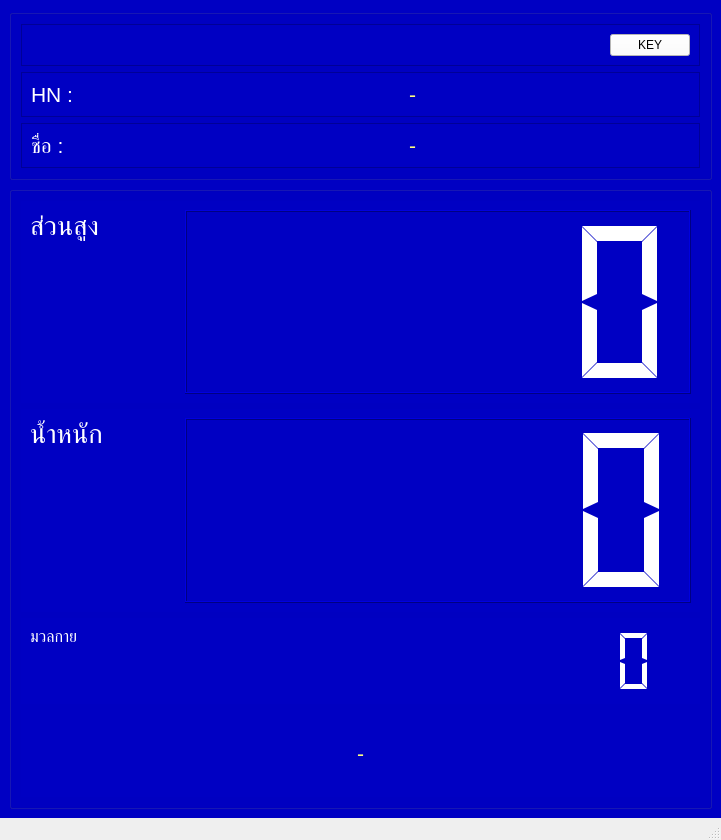
This is win_bmi.ui in tehnplk/win_bmi as Qt 5 draws it before an edit. The edited form follows.
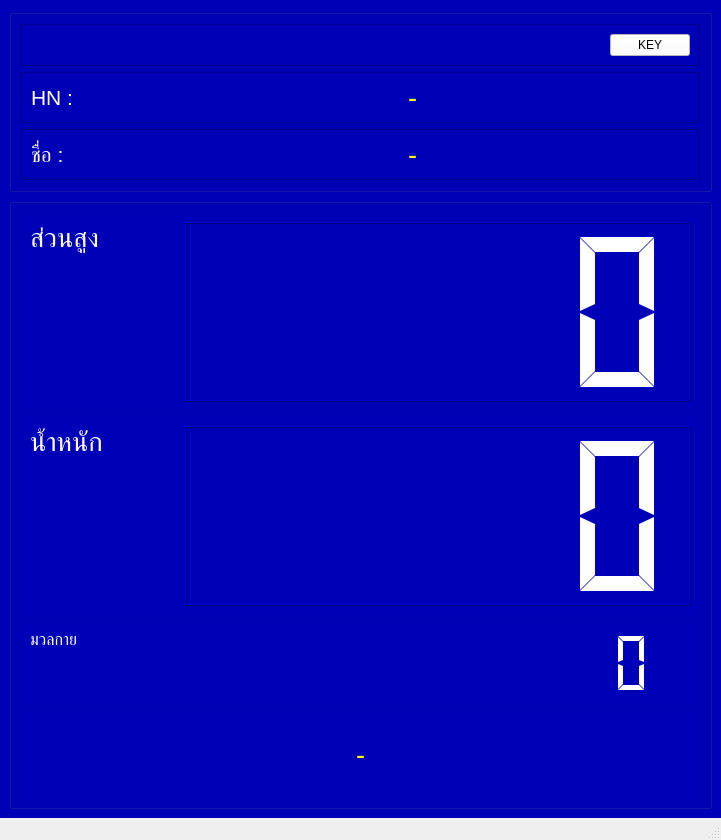
This is the edited form.

What changed in the file:
```diff
--- a/win_bmi.ui
+++ b/win_bmi.ui
@@ -15,7 +15,7 @@
   </property>
   <widget class="QWidget" name="centralwidget">
    <property name="styleSheet">
-    <string notr="true">background-color:rgb(0, 0, 195);</string>
+    <string notr="true">background-color:rgb(0, 0, 182)</string>
    </property>
    <layout class="QGridLayout" name="gridLayout" rowstretch="15,85">
     <item row="0" column="0">
@@ -104,14 +104,14 @@
            <widget class="QLabel" name="lbHn">
             <property name="font">
              <font>
-              <pointsize>16</pointsize>
+              <pointsize>20</pointsize>
              </font>
             </property>
             <property name="layoutDirection">
              <enum>Qt::LeftToRight</enum>
             </property>
             <property name="styleSheet">
-             <string notr="true">color:rgb(255, 255, 127)</string>
+             <string notr="true">color:yellow;</string>
             </property>
             <property name="text">
              <string>-</string>
@@ -153,11 +153,11 @@
            <widget class="QLabel" name="lbFullname">
             <property name="font">
              <font>
-              <pointsize>16</pointsize>
+              <pointsize>20</pointsize>
              </font>
             </property>
             <property name="styleSheet">
-             <string notr="true">color:rgb(255, 255, 127)</string>
+             <string notr="true">color:yellow;</string>
             </property>
             <property name="midLineWidth">
              <number>0</number>
@@ -305,11 +305,11 @@
            <widget class="QLabel" name="lbResult">
             <property name="font">
              <font>
-              <pointsize>16</pointsize>
+              <pointsize>20</pointsize>
              </font>
             </property>
             <property name="styleSheet">
-             <string notr="true">color:rgb(255, 255, 127)</string>
+             <string notr="true">color:yellow;</string>
             </property>
             <property name="text">
              <string>-</string>
```
